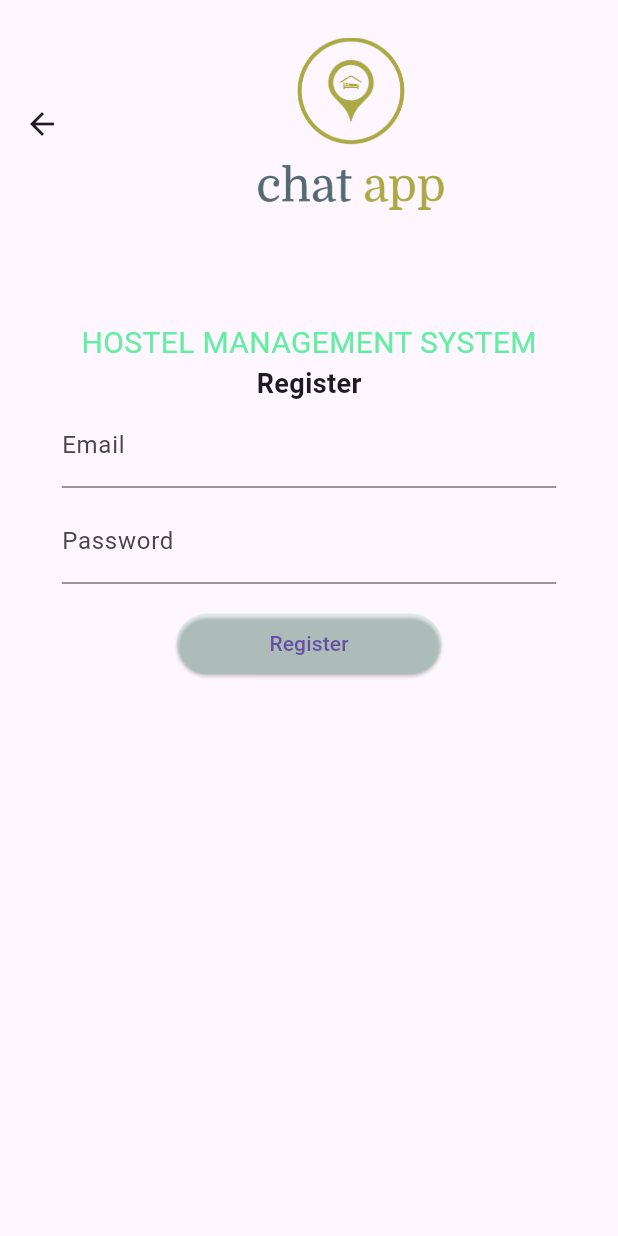
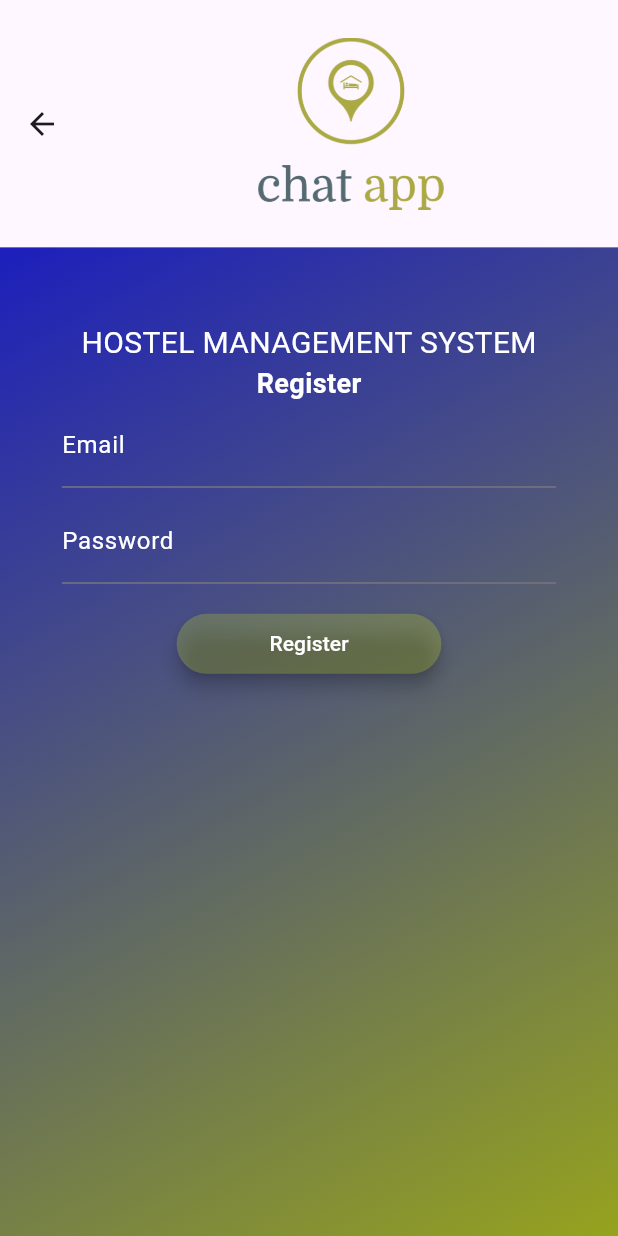
Before and after one commit to jayjr36/hostelchat_app, a Flutter app: the screen it shows after launch, after a tap on "Create an account", on a phone screen of 412 x 824 dp. Run offline on Flutter 3.47's test engine with Material 3 defaults, Android fonts, the phone set to English and light mode, and no system bars; drawn by our look-alikes of loading_overlay; our stand-ins replace cloud_firestore, firebase_auth, firebase_core; accounts and stored records are empty; network calls fail.

Commit message:
ui design

```diff
--- a/lib/applicationpage.dart
+++ b/lib/applicationpage.dart
@@ -54,6 +54,7 @@ class HostelFormState extends State<HostelForm> {
   Widget build(BuildContext context) {
     return Scaffold(
       appBar: AppBar(
+        backgroundColor: const  Color.fromARGB(236, 232, 190, 4),
         title: const Text('Hostel Application Form'),
       ),
       body: Padding(
@@ -129,6 +130,9 @@ class HostelFormState extends State<HostelForm> {
               const SizedBox(height: 20),
               ElevatedButton(
                 onPressed: _confirmBooking,
+                style: ElevatedButton.styleFrom(
+                  backgroundColor: const  Color.fromARGB(236, 232, 190, 4),
+                ),
                 child: const Text('Confirm Booking'),
               ),
             ],
--- a/lib/chatctrl.dart
+++ b/lib/chatctrl.dart
@@ -11,7 +11,7 @@ class ChatController {
   Future<void> sendMessage(String text) async {
     final currentUser = _auth.currentUser;
     if (currentUser != null) {
-      final message = Message(senderId: currentUser.uid, text: text);
+      final message = Message(senderId: currentUser.email.toString(), text: text);
       await _firestore.collection('messages').add({
         'senderId': message.senderId,
         'text': message.text,
--- a/lib/chatpage.dart
+++ b/lib/chatpage.dart
@@ -20,7 +20,7 @@ class ChatPageState extends State<ChatPage> {
   Widget build(BuildContext context) {
     return Scaffold(
       appBar: AppBar(
-        backgroundColor: const Color.fromARGB(36, 105, 240, 175),
+        backgroundColor: const  Color.fromARGB(236, 232, 190, 4),
         title: const Text(
           'Group Chat',
           style: TextStyle(
@@ -44,7 +44,7 @@ class ChatPageState extends State<ChatPage> {
                   itemBuilder: (context, index) {
                     final message = snapshot.data.docs[index];
                     return ListTile(
-                      title: Text(email!, style: const TextStyle(color: Colors.grey, fontSize: 12),) ,
+                      title: Text(message['senderId'], style: const TextStyle(color: Colors.grey, fontSize: 12),) ,
                       subtitle: Text(message['text'], style: const TextStyle(color: Colors.black, fontSize: 14),),
                     );
                   },
--- a/lib/login.dart
+++ b/lib/login.dart
@@ -5,6 +5,7 @@ import 'package:firebase_auth/firebase_auth.dart';
 import 'package:flutter/material.dart';
 import 'package:hostelchat/home.dart';
 import 'package:hostelchat/register.dart';
+import 'package:loading_overlay/loading_overlay.dart';
 
 class Login extends StatefulWidget {
   const Login({super.key});
@@ -21,6 +22,9 @@ class _LoginState extends State<Login> {
 
   void _signInWithEmailAndPassword() async {
     try {
+      setState(() {
+        isloading = true;
+      });
       UserCredential userCredential = await _auth.signInWithEmailAndPassword(
         email: _emailController.text,
         password: _passwordController.text,
@@ -31,8 +35,14 @@ class _LoginState extends State<Login> {
           context,
           MaterialPageRoute(builder: (context) => const Home()),
         );
+        setState(() {
+          isloading = false;
+        });
       }
     } catch (e) {
+      setState(() {
+        isloading = false;
+      });
       print(e.toString());
       showDialog(
         context: context,
@@ -54,6 +64,7 @@ class _LoginState extends State<Login> {
     }
   }
 
+  bool isloading = false;
   @override
   Widget build(BuildContext context) {
     double w = MediaQuery.of(context).size.width;
@@ -67,24 +78,51 @@ class _LoginState extends State<Login> {
                 width: h * 0.15,
                 image: const AssetImage('assets/logo.png'))),
       ),
-      body: SingleChildScrollView(
+      body: LoadingOverlay(
+        isLoading: isloading,
+        progressIndicator: const CircularProgressIndicator(
+          color: Colors.yellowAccent,
+        ),
+        child: SingleChildScrollView(
+          child: Container(
+            width: w,
+            height: h * 0.9,
+            decoration: const BoxDecoration(
+              gradient: LinearGradient(
+                colors: [
+                  Color.fromARGB(255, 28, 31, 188),
+                  Color.fromARGB(255, 161, 175, 15)
+                ],
+                begin: Alignment.topLeft,
+                end: Alignment.bottomRight,
+              ),
+            ),
             child: Padding(
-          padding: EdgeInsets.symmetric(horizontal: w * 0.1, vertical: h * 0.06),
+              padding:
+                  EdgeInsets.symmetric(horizontal: w * 0.1, vertical: h * 0.06),
+              child: SizedBox(
+                height: h * 0.3,
                 child: Column(
-            mainAxisAlignment: MainAxisAlignment.center,
+                  mainAxisSize: MainAxisSize.min,
+                  mainAxisAlignment: MainAxisAlignment.start,
                   children: [
                     const Center(
-                child: Text('HOSTEL MANAGEMENT SYSTEM',
-                style: TextStyle(fontSize: 20,
-                color: Color.fromARGB(255, 99, 238, 162)),),),
-
+                      child: Text(
+                        'HOSTEL MANAGEMENT SYSTEM',
+                        style: TextStyle(fontSize: 20, color: Colors.white),
+                      ),
+                    ),
                     const Text(
                       'Login',
-                style: TextStyle(fontWeight: FontWeight.bold, fontSize: 18),
+                      style: TextStyle(
+                          fontWeight: FontWeight.bold,
+                          color: Colors.white,
+                          fontSize: 18),
                     ),
                     TextField(
                       controller: _emailController,
                       decoration: const InputDecoration(
+                        labelStyle: TextStyle(color: Colors.white),
                         labelText: 'Email',
                       ),
                     ),
@@ -92,6 +130,7 @@ class _LoginState extends State<Login> {
                     TextField(
                       controller: _passwordController,
                       decoration: const InputDecoration(
+                        labelStyle: TextStyle(color: Colors.white),
                         labelText: 'Password',
                       ),
                       obscureText: true,
@@ -100,9 +139,15 @@ class _LoginState extends State<Login> {
                     ElevatedButton(
                       onPressed: _signInWithEmailAndPassword,
                       style: ElevatedButton.styleFrom(
-                    backgroundColor: const Color.fromARGB(36, 105, 240, 175),
+                          elevation: 5,
+                          surfaceTintColor: Colors.yellowAccent,
+                          backgroundColor:
+                              const Color.fromARGB(34, 201, 244, 59),
                           padding: EdgeInsets.symmetric(horizontal: w * 0.15)),
-                child: const Text('Login'),
+                      child: const Text(
+                        'Login',
+                        style: TextStyle(color: Colors.white),
+                      ),
                     ),
                     TextButton(
                       onPressed: () {
@@ -112,9 +157,15 @@ class _LoginState extends State<Login> {
                               builder: (context) => const Registration()),
                         );
                       },
-                child: const Text('Create an account'),
+                      child: const Text(
+                        'Create an account',
+                        style: TextStyle(color: Colors.white),
+                      ),
                     ),
                   ],
+                ),
+              ),
+            ),
           ),
         ),
       ),
--- a/lib/register.dart
+++ b/lib/register.dart
@@ -4,6 +4,7 @@ import 'package:cloud_firestore/cloud_firestore.dart';
 import 'package:firebase_auth/firebase_auth.dart';
 import 'package:flutter/material.dart';
 import 'package:hostelchat/home.dart';
+import 'package:loading_overlay/loading_overlay.dart';
 
 class Registration extends StatefulWidget {
   const Registration({super.key});
@@ -20,6 +21,9 @@ class _RegistrationState extends State<Registration> {
 
   void _registerWithEmailAndPassword() async {
     try {
+      setState(() {
+        isloading = true;
+      });
       UserCredential userCredential =
           await _auth.createUserWithEmailAndPassword(
         email: _emailController.text,
@@ -34,8 +38,14 @@ class _RegistrationState extends State<Registration> {
             context,
             MaterialPageRoute(builder: ((context) => const Home())),
             (route) => false);
+        setState(() {
+          isloading = false;
+        });
       }
     } catch (e) {
+      setState(() {
+        isloading = false;
+      });
       print(e.toString());
       showDialog(
         context: context,
@@ -57,6 +67,7 @@ class _RegistrationState extends State<Registration> {
     }
   }
 
+  bool isloading = false;
   @override
   Widget build(BuildContext context) {
     double w = MediaQuery.of(context).size.width;
@@ -70,30 +81,55 @@ class _RegistrationState extends State<Registration> {
                 width: h * 0.15,
                 image: const AssetImage('assets/logo.png'))),
       ),
-      body: SingleChildScrollView(
+      body: LoadingOverlay(
+        isLoading: isloading,
+        progressIndicator: const CircularProgressIndicator(
+          color: Colors.yellowAccent,
+        ),
+        child: SingleChildScrollView(
+          child: Container(
+            width: w,
+            height: h * 0.9,
+            decoration: const BoxDecoration(
+              gradient: LinearGradient(
+                colors: [
+                  Color.fromARGB(255, 28, 31, 188),
+                  Color.fromARGB(255, 161, 175, 15)
+                ],
+                begin: Alignment.topLeft,
+                end: Alignment.bottomRight,
+              ),
+            ),
             child: Padding(
-          padding: EdgeInsets.symmetric(horizontal: w * 0.1, vertical: h * 0.06),
+              padding:
+                  EdgeInsets.symmetric(horizontal: w * 0.1, vertical: h * 0.06),
               child: Column(
-            mainAxisAlignment: MainAxisAlignment.center,
+                mainAxisAlignment: MainAxisAlignment.start,
                 children: [
                   const Center(
-                child: Text('HOSTEL MANAGEMENT SYSTEM',
-                style: TextStyle(fontSize: 20,
-                color: Color.fromARGB(255, 99, 238, 162)),),),
+                    child: Text(
+                      'HOSTEL MANAGEMENT SYSTEM',
+                      style: TextStyle(fontSize: 20, color: Colors.white),
+                    ),
+                  ),
                   const Text(
                     'Register',
-                style: TextStyle(fontWeight: FontWeight.bold, fontSize: 18),
+                    style: TextStyle(
+                        fontWeight: FontWeight.bold,
+                        color: Colors.white,
+                        fontSize: 18),
                   ),
                   TextField(
                     controller: _emailController,
                     decoration: const InputDecoration(
                         labelText: 'Email',
-                ),
+                        labelStyle: TextStyle(color: Colors.white)),
                   ),
                   const SizedBox(height: 8.0),
                   TextField(
                     controller: _passwordController,
                     decoration: const InputDecoration(
+                      labelStyle: TextStyle(color: Colors.white),
                       labelText: 'Password',
                     ),
                     obscureText: true,
@@ -102,11 +138,18 @@ class _RegistrationState extends State<Registration> {
                   ElevatedButton(
                     onPressed: _registerWithEmailAndPassword,
                     style: ElevatedButton.styleFrom(
-                    backgroundColor: const Color.fromARGB(36, 105, 240, 175),
+                        elevation: 5,
+                        surfaceTintColor: Colors.yellowAccent,
+                        backgroundColor: const Color.fromARGB(34, 201, 244, 59),
                         padding: EdgeInsets.symmetric(horizontal: w * 0.15)),
-                child: const Text('Register'),
+                    child: const Text(
+                      'Register',
+                      style: TextStyle(color: Colors.white),
+                    ),
                   ),
                 ],
+              ),
+            ),
           ),
         ),
       ),
--- a/pubspec.yaml
+++ b/pubspec.yaml
@@ -17,6 +17,7 @@ dependencies:
   firebase_auth: ^4.19.4
   firebase_core: ^2.30.1
   fluttertoast: ^8.2.5
+  loading_overlay: ^0.3.0
 
 dev_dependencies:
   flutter_test:
```
Also changed, not shown: lib/home.dart (+18 -5 lines), pubspec.lock. Lines whose indentation alone changed are shown as unchanged.
